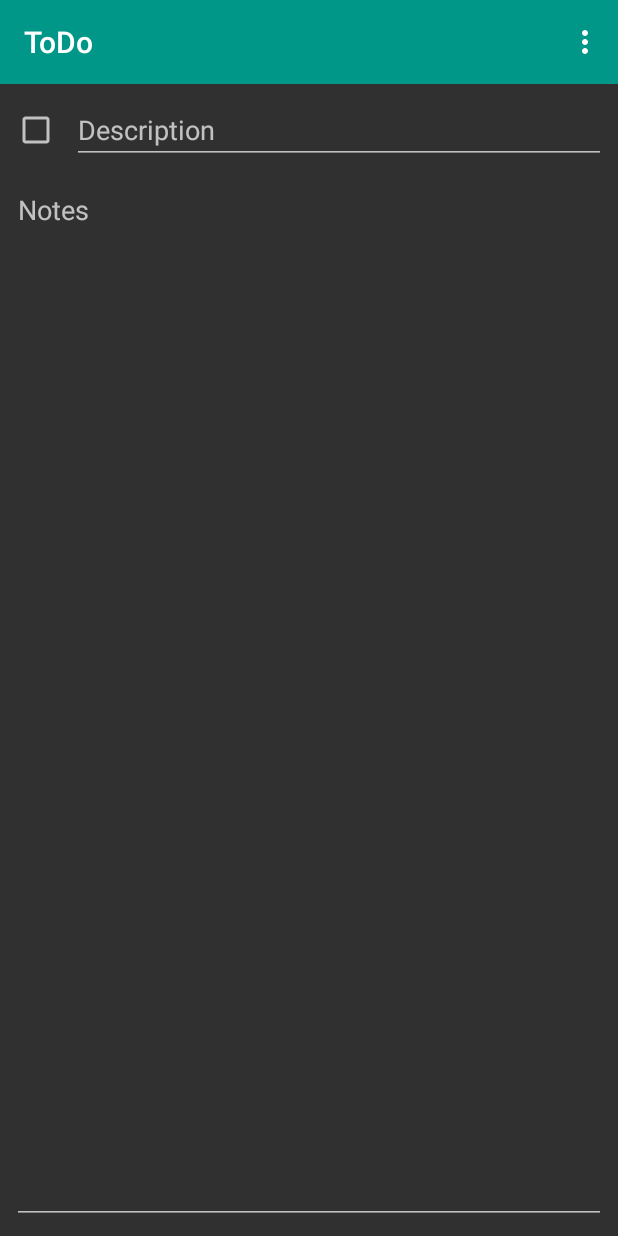
After one commit to JoseCruzMV/ToDo, an Android app: the fragment EditFragment placed in its activity, on a phone screen of 412 x 824 dp. The commit adds this screen. Run offline under Robolectric (Android 15) with nearby library versions, the phone set to English and light mode, and no system bars; our stand-ins replace navigation-ui; 6 statements that could not run were skipped.

Commit message:
Created: EditFragment, it was added to nav graph and its accesible via app bar in DisplayFragment. It also gets description and notes from selected note

```diff
--- /dev/null
+++ b/app/src/main/java/com/commonsware/todo/EditFragment.kt
@@ -0,0 +1,41 @@
+package com.commonsware.todo
+
+import android.os.Bundle
+import android.view.LayoutInflater
+import android.view.View
+import android.view.ViewGroup
+import androidx.fragment.app.Fragment
+import androidx.navigation.fragment.navArgs
+import com.commonsware.todo.databinding.TodoEditBinding
+import org.koin.androidx.viewmodel.ext.android.viewModel
+import org.koin.core.parameter.parametersOf
+
+class EditFragment : Fragment() {
+    private var binding: TodoEditBinding? = null
+    private val args: EditFragmentArgs by navArgs()
+    private val motor: SingleModelMotor by viewModel { parametersOf(args.modelId) }
+
+    override fun onCreateView(
+        inflater: LayoutInflater,
+        container: ViewGroup?,
+        savedInstanceState: Bundle?
+    ) = TodoEditBinding.inflate(inflater, container, false)
+        .apply { binding = this }
+        .root
+
+
+    override fun onViewCreated(view: View, savedInstanceState: Bundle?) {
+        motor.getModel()?.let {
+            binding?.apply {
+                isCompleted.isChecked = it.isCompleted
+                desc.setText(it.description)
+                notes.setText(it.notes)
+            }
+        }
+    }
+
+    override fun onDestroyView() {
+        binding = null
+        super.onDestroyView()
+    }
+}
--- /dev/null
+++ b/app/src/main/res/layout/todo_edit.xml
@@ -0,0 +1,47 @@
+<?xml version="1.0" encoding="utf-8"?>
+<androidx.constraintlayout.widget.ConstraintLayout xmlns:android="http://schemas.android.com/apk/res/android"
+    xmlns:app="http://schemas.android.com/apk/res-auto"
+    xmlns:tools="http://schemas.android.com/tools"
+    android:layout_width="match_parent"
+    android:layout_height="match_parent">
+
+    <CheckBox
+        android:id="@+id/isCompleted"
+        android:layout_width="wrap_content"
+        android:layout_height="wrap_content"
+        android:layout_marginStart="8dp"
+        app:layout_constraintBottom_toBottomOf="@+id/desc"
+        app:layout_constraintStart_toStartOf="parent"
+        app:layout_constraintTop_toTopOf="@+id/desc" />
+
+    <EditText
+        android:id="@+id/desc"
+        android:layout_width="0dp"
+        android:layout_height="wrap_content"
+        android:layout_marginStart="8dp"
+        android:layout_marginTop="8dp"
+        android:layout_marginEnd="8dp"
+        android:ems="10"
+        android:hint="@string/desc"
+        android:inputType="text"
+        app:layout_constraintEnd_toEndOf="parent"
+        app:layout_constraintStart_toEndOf="@+id/isCompleted"
+        app:layout_constraintTop_toTopOf="parent" />
+
+    <EditText
+        android:id="@+id/notes"
+        android:layout_width="0dp"
+        android:layout_height="0dp"
+        android:layout_marginStart="8dp"
+        android:layout_marginTop="8dp"
+        android:layout_marginEnd="8dp"
+        android:layout_marginBottom="8dp"
+        android:ems="10"
+        android:gravity="start|top"
+        android:hint="@string/notes"
+        android:inputType="textMultiLine"
+        app:layout_constraintBottom_toBottomOf="parent"
+        app:layout_constraintEnd_toEndOf="parent"
+        app:layout_constraintStart_toStartOf="parent"
+        app:layout_constraintTop_toBottomOf="@+id/desc" />
+</androidx.constraintlayout.widget.ConstraintLayout>
--- a/app/src/main/res/navigation/nav_graph.xml
+++ b/app/src/main/res/navigation/nav_graph.xml
@@ -19,5 +19,16 @@
         <argument
             android:name="modelId"
             app:argType="string" />
+        <action
+            android:id="@+id/editModel"
+            app:destination="@id/editFragment" />
+    </fragment>
+    <fragment
+        android:id="@+id/editFragment"
+        android:name="com.commonsware.todo.EditFragment"
+        android:label="@string/app_name" >
+        <argument
+            android:name="modelId"
+            app:argType="string" />
     </fragment>
 </navigation>
--- a/app/src/main/res/values/strings.xml
+++ b/app/src/main/res/values/strings.xml
@@ -4,4 +4,7 @@
     <string name="menu_about">About</string>
     <string name="is_completed">Item is completed</string>
     <string name="created_on">Created on:</string>
+    <string name="menu_edit">Edit</string>
+    <string name="desc">Description</string>
+    <string name="notes">Notes</string>
 </resources>
```
Also changed, not shown: app/src/main/java/com/commonsware/todo/DisplayFragment.kt (+30 -3 lines), app/src/main/res/drawable/ic_edit.xml (added, +10 -0 lines), app/src/main/res/menu/actions_display.xml (added, +10 -0 lines).
